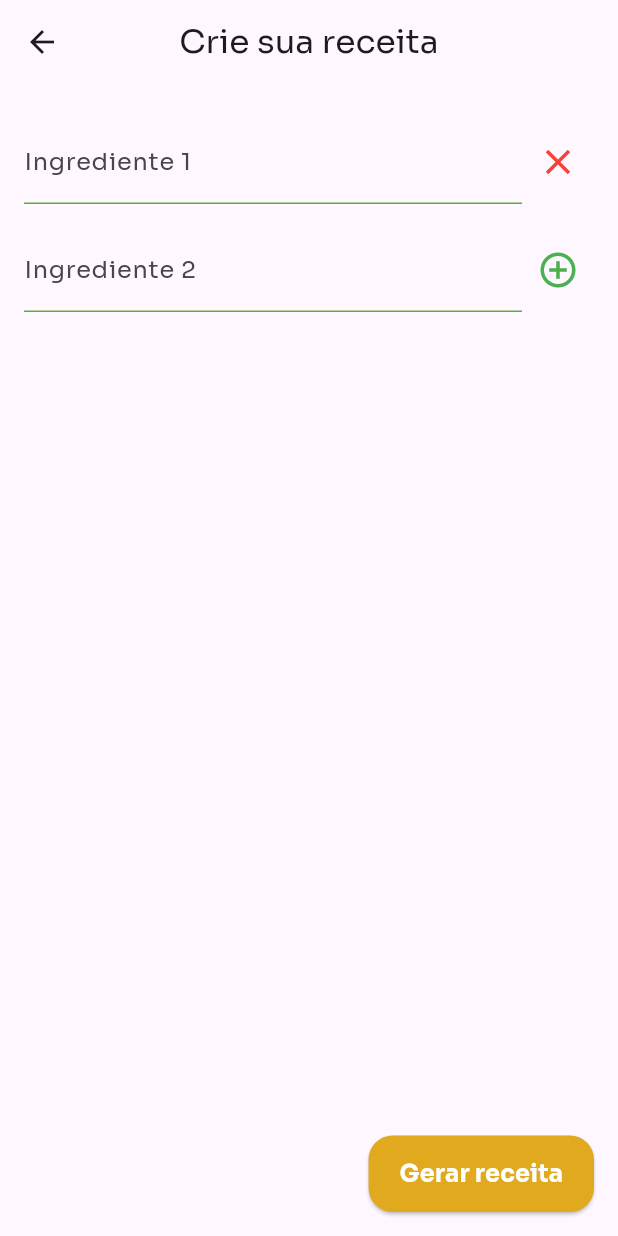
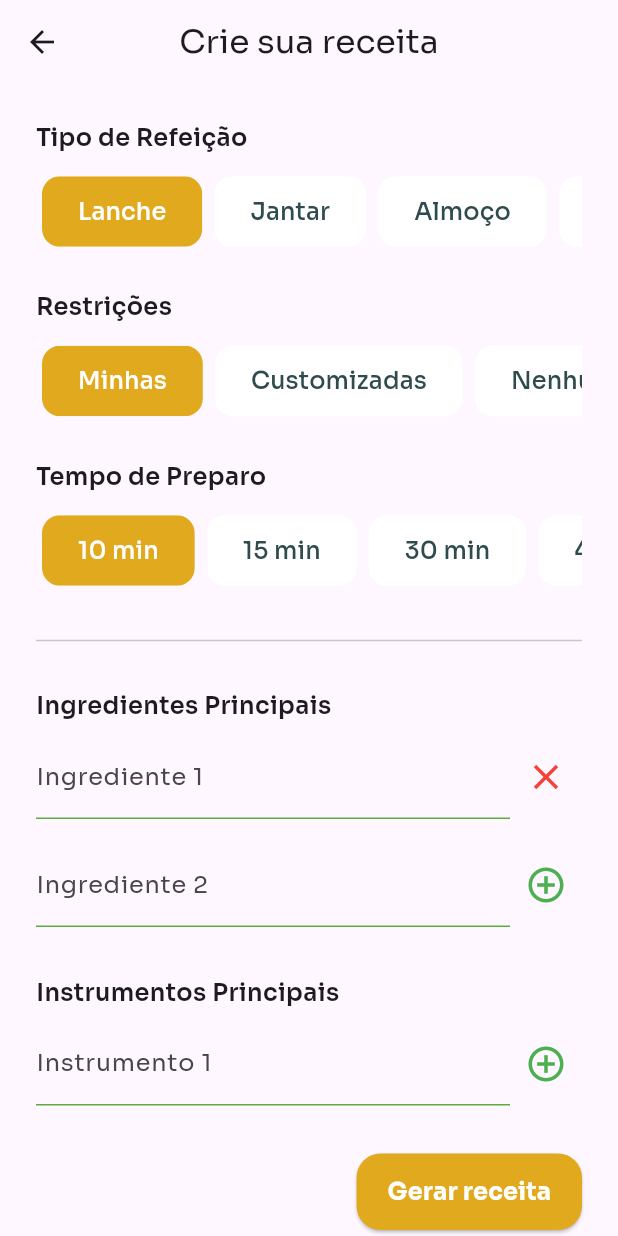
Before and after one commit to franbs2/EatS, a Flutter app: the GenerateRecipesPage screen opened by its route, after a tap on the "add circle outline" icon, after a tap on "Gerar receita", on a phone screen of 412 x 824 dp. Run offline on Flutter 3.47's test engine with Material 3 defaults, Android fonts, the phone set to English and light mode, and no system bars; our stand-ins replace carousel_slider, cloud_firestore, firebase_auth, firebase_core, firebase_storage, flutter_rating_bar and 4 more; accounts and stored records are empty; generated files the repository leaves out were written again; network calls fail.

Commit message:
feat: Filter in Generated Page

```diff
--- a/lib/presentation/view/generate_recipes_page.dart
+++ b/lib/presentation/view/generate_recipes_page.dart
@@ -6,6 +6,7 @@ import '../../core/style/color.dart';
 import '../../data/datasources/ia_repository.dart';
 import '../../data/model/recipes.dart';
 import '../widget/button_default_widget.dart';
+import '../widget/filter_generate_widget.dart';
 
 /// Página para gerar receitas com base em ingredientes fornecidos pelo usuário.
 ///
@@ -20,46 +21,41 @@ class GenerateRecipesPage extends StatefulWidget {
 class _GenerateRecipesPageState extends State<GenerateRecipesPage> {
   late AIRepository
       _aiRepository; // Repositório de IA para comunicação com o backend de geração de receitas.
-  final List<TextEditingController> _controllers =
-      []; // Lista de controladores de texto para os campos de ingredientes.
+  final List<TextEditingController> _controllersIngredients = [];
+  final List<TextEditingController> _controllersInstruments = [];
 
   @override
   void initState() {
     super.initState();
-    _addIngrediente(); // Adiciona um campo de ingrediente ao inicializar o widget.
+    _addField(_controllersInstruments);
+    _addField(
+        _controllersIngredients); // Adiciona um campo de ingrediente ao inicializar o widget.
     _aiRepository = context.read<
         AIRepository>(); // Obtém a instância do repositório de IA usando o Provider.
   }
 
-  /// Adiciona um novo campo de ingrediente à lista de controladores.
-  ///
-  /// Este método é chamado quando o usuário deseja adicionar um novo ingrediente à lista.
-  void _addIngrediente() {
+  /// Adiciona um novo campo de ingrediente ou instrumento à lista de controladores.
+  void _addField(List<TextEditingController> controllers) {
     setState(() {
-      _controllers.add(
-          TextEditingController()); // Adiciona um novo controlador de texto para um ingrediente.
+      controllers.add(
+          TextEditingController()); // Adiciona um novo controlador de texto.
     });
   }
 
-  /// Remove um campo de ingrediente da lista de controladores.
-  ///
-  /// [index] - O índice do campo de ingrediente a ser removido.
-  /// Este método garante que pelo menos um campo de ingrediente permaneça na lista.
-  void _removeIngrediente(int index) {
-    if (_controllers.length > 1) {
-      // Verifica se há mais de um campo de ingrediente.
+  /// Remove um campo de ingrediente ou instrumento da lista de controladores.
+  /// Este método garante que pelo menos um campo permaneça na lista.
+  void _removeField(int index, List<TextEditingController> controllers) {
+    if (controllers.length > 1) {
       setState(() {
-        _controllers.removeAt(
-            index); // Remove o controlador do campo de ingrediente na posição especificada.
+        controllers.removeAt(
+            index); // Remove o controlador do campo na posição especificada.
       });
     }
   }
 
   /// Gera uma receita com base nos ingredientes fornecidos.
-  ///
-  /// @return - Uma instância de [Recipes] representando a receita gerada.
   Future<Recipes?> _generateRecipe() async {
-    final ingredients = _controllers
+    final ingredients = _controllersIngredients
         .map((e) => e.text)
         .toList(); // Obtém a lista de ingredientes dos controladores de texto.
     final recipe = await _aiRepository.generateRecipe(
@@ -75,29 +71,99 @@ class _GenerateRecipesPageState extends State<GenerateRecipesPage> {
         title: const Text('Crie sua receita'), // Título da barra de aplicativo.
         centerTitle: true, // Centraliza o título da barra de aplicativo.
       ),
-      body: Padding(
-        padding: const EdgeInsets.all(
-            16.0), // Adiciona padding em torno do conteúdo da página.
+      body: CustomScrollView(
+        slivers: [
+          SliverList(
+            delegate: SliverChildListDelegate([
+              Padding(
+                padding: const EdgeInsets.all(24.0),
                 child: Column(
+                  crossAxisAlignment: CrossAxisAlignment.start,
                   children: [
-            Expanded(
-              child: ListView.builder(
-                itemCount: _controllers
-                    .length, // Define o número de itens na lista como o número de controladores de texto.
-                itemBuilder: (context, index) {
-                  return Padding(
-                    padding: const EdgeInsets.symmetric(
-                        vertical:
-                            8.0), // Adiciona padding vertical ao redor do item da lista.
+                    const FilterGenerateWidget(listFilter: [
+                      'Lanche',
+                      'Jantar',
+                      'Almoço',
+                      'Sobremesa',
+                      'Café da manhã'
+                    ], title: 'Tipo de Refeição'),
+                    const SizedBox(height: 24),
+                    const FilterGenerateWidget(
+                        listFilter: ['Minhas', 'Customizadas', 'Nenhuma'],
+                        title: 'Restrições'),
+                    const SizedBox(height: 24),
+                    const FilterGenerateWidget(listFilter: [
+                      '10 min',
+                      '15 min',
+                      '30 min',
+                      '45 min',
+                      '+ 1 hora'
+                    ], title: 'Tempo de Preparo'),
+                    const SizedBox(height: 24),
+                    const Divider(),
+                    const SizedBox(height: 24),
+                    const Text(
+                      'Ingredientes Principais',
+                      style: TextStyle(
+                          fontSize: 16,
+                          fontWeight:
+                              FontWeight.w600), // Estilo do título da seção.
+                    ),
+                    ..._buildFieldList(_controllersIngredients, 'Ingrediente'),
+                    const SizedBox(height: 24),
+                    const Text(
+                      'Instrumentos Principais',
+                      style: TextStyle(
+                          fontSize: 16,
+                          fontWeight:
+                              FontWeight.w600), // Estilo do título da seção.
+                    ),
+                    ..._buildFieldList(_controllersInstruments, 'Instrumento'),
+                    const SizedBox(height: 24),
+                    Align(
+                      alignment: Alignment.bottomRight,
+                      child: ButtonDefaultlWidget(
+                          text: 'Gerar receita', // Texto exibido no botão.
+                          color: AppTheme.loginYellow, // Cor do botão.
+                          width: 0.1 / 2, // Largura do botão.
+                          height: 14, // Altura do botão.
+                          onPressed: () async {
+                            Recipes? recipe =
+                                await _generateRecipe(); // Gera a receita e aguarda o resultado.
+                            if (context.mounted) {
+                              Navigator.of(context).pushNamed(
+                                  RoutesApp
+                                      .detailRecipePage, // Navega para a página de detalhes da receita.
+                                  arguments:
+                                      recipe); // Passa a receita gerada como argumento para a próxima página.
+                            }
+                          }),
+                    ),
+                  ],
+                ),
+              ),
+            ]),
+          ),
+        ],
+      ),
+    );
+  }
+
+  /// Constrói a lista de campos de texto para ingredientes ou instrumentos.
+  List<Widget> _buildFieldList(
+      List<TextEditingController> controllers, String label) {
+    return List.generate(
+      controllers.length,
+      (index) => Padding(
+        padding: const EdgeInsets.symmetric(vertical: 8.0),
         child: Row(
           children: [
             Expanded(
               child: TextField(
-                            controller: _controllers[
-                                index], // Associa o controlador de texto ao campo de ingrediente.
+                controller: controllers[index],
                 decoration: InputDecoration(
                   labelText:
-                                  'Ingrediente ${index + 1}', // Rótulo do campo de texto com número do ingrediente.
+                      '$label ${index + 1}', // Rótulo do campo de texto com número do ingrediente ou instrumento.
                   enabledBorder: const UnderlineInputBorder(
                     borderSide: BorderSide(
                       color: AppTheme
@@ -115,47 +181,23 @@ class _GenerateRecipesPageState extends State<GenerateRecipesPage> {
                 ),
               ),
             ),
-                        if (index == _controllers.length - 1)
+            if (index == controllers.length - 1)
               IconButton(
                 icon: const Icon(Icons.add_circle_outline,
                     color: Colors.green,
                     size:
-                                    28), // Ícone para adicionar novo ingrediente.
-                            onPressed:
-                                _addIngrediente, // Adiciona um novo campo de ingrediente ao ser pressionado.
+                        28), // Ícone para adicionar novo ingrediente ou instrumento.
+                onPressed: () => _addField(
+                    controllers), // Adiciona um novo campo ao ser pressionado.
               )
             else
               IconButton(
                 icon: const Icon(Icons.close,
                     color: Colors.red,
-                                size: 28), // Ícone para remover ingrediente.
-                            onPressed: () => _removeIngrediente(
-                                index), // Remove o campo de ingrediente ao ser pressionado.
+                    size: 28), // Ícone para remover ingrediente ou instrumento.
+                onPressed: () => _removeField(
+                    index, controllers), // Remove o campo ao ser pressionado.
               ),
-                      ],
-                    ),
-                  );
-                },
-              ),
-            ),
-            Align(
-                alignment: Alignment.bottomRight,
-                child: ButtonDefaultlWidget(
-                    text: 'Gerar receita', // Texto exibido no botão.
-                    color: AppTheme.loginYellow, // Cor do botão.
-                    width: 0.1 / 2, // Largura do botão.
-                    height: 14, // Altura do botão.
-                    onPressed: () async {
-                      Recipes? recipe =
-                          await _generateRecipe(); // Gera a receita e aguarda o resultado.
-                      if (context.mounted) {
-                        Navigator.of(context).pushNamed(
-                            RoutesApp
-                                .detailRecipePage, // Navega para a página de detalhes da receita.
-                            arguments:
-                                recipe); // Passa a receita gerada como argumento para a próxima página.
-                      }
-                    })),
           ],
         ),
       ),
```
Lines whose indentation alone changed are shown as unchanged.
